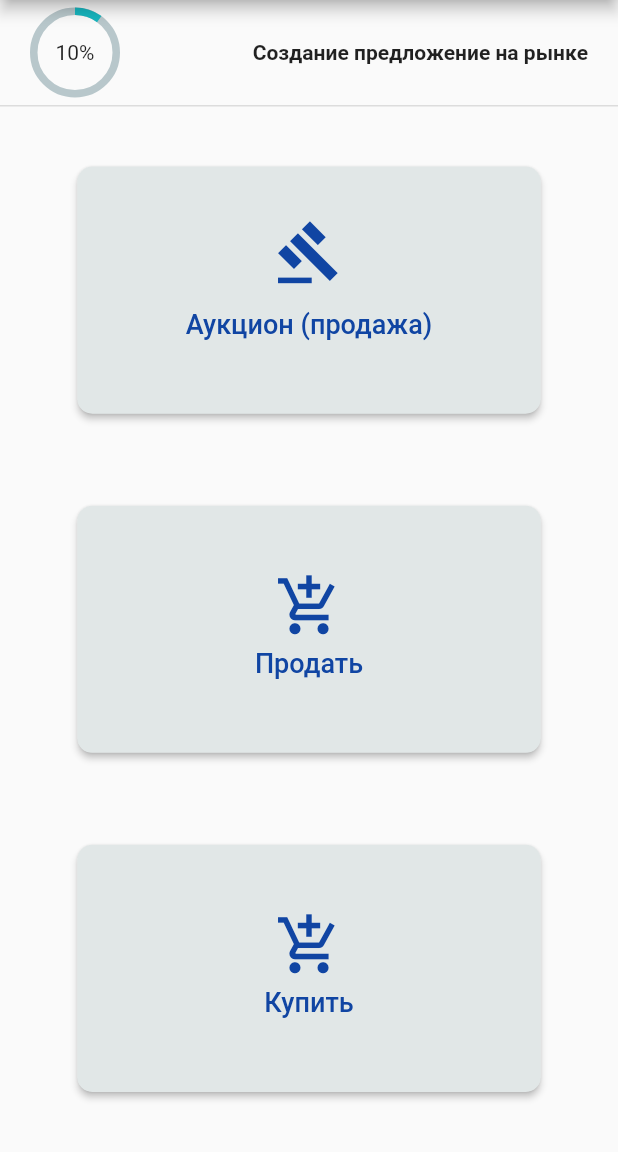
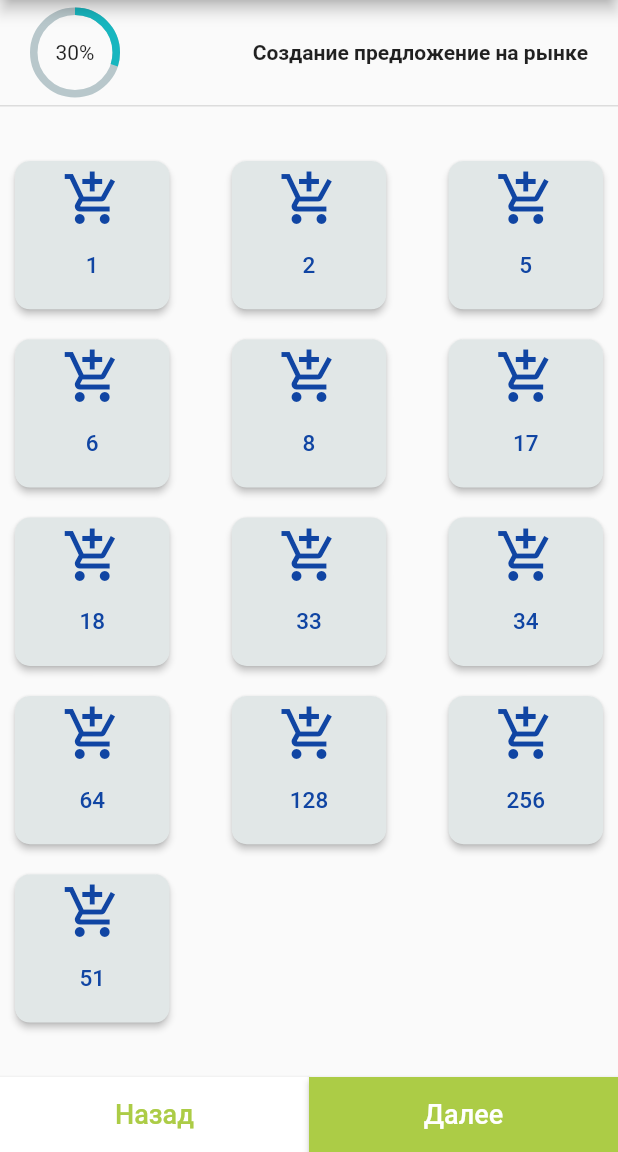
Before and after one commit to MrGretty/mobile, a Flutter app: the screen it shows after launch, on a phone screen of 412 x 824 dp, the part 84-1236 px from its top. Run offline on Flutter 3.47's test engine with Material 2 defaults, Android fonts, the phone set to English and light mode, and no system bars; drawn by our look-alikes of percent_indicator; our stand-ins replace bloc, equatable, flutter_bloc, flutter_svg; missing offline and left inert: flutter_statusbar_manager.

Commit message:
add commodity section

```diff
--- a/lib/components/common/SecondaryButton.dart
+++ b/lib/components/common/TmFlatButton.dart
@@ -1,13 +1,13 @@
 import 'package:flutter/material.dart';
 
-class SecondaryButton extends StatelessWidget {
+class TmFlatButton extends StatelessWidget {
   final double leftSideRadius, rightSideRadius;
   final bool isActive;
   final String text;
 
   final VoidCallback onButtonPressed;
 
-  SecondaryButton(
+  TmFlatButton(
       {this.leftSideRadius = 0,
       this.rightSideRadius = 0,
       this.isActive = false,
--- a/lib/components/createOffer/OfferFormActionView.dart
+++ b/lib/components/createOffer/OfferFormActionView.dart
@@ -3,29 +3,62 @@ import 'package:flutter/material.dart';
 import 'package:Tradomatic/components/createOffer/bloc/block.dart';
 import 'package:flutter_bloc/flutter_bloc.dart';
 
-enum Operations { auction, buy, sell }
+import 'package:Tradomatic/constants/constants.dart' as Constants;
 
-class OfferFormActionView extends StatelessWidget {
+class OfferFormActionViewButton extends StatelessWidget {
+  final int operation;
+
   final double mediaWidthFactor = 0.75;
   final double mediaHeightFactor = 0.2;
+
+  OfferFormActionViewButton({this.operation});
 
   final RoundedRectangleBorder shape = RoundedRectangleBorder(
     borderRadius: new BorderRadius.circular(10.0),
   );
 
-  mapEnumToConstants(option) {
-    switch (option) {
-      case Operations.auction:
-        return 3;
-      case Operations.buy:
-        return 2;
-      case Operations.sell:
-        return 1;
-      default:
-        return 0;
-    }
+  getOperationIcon(operation) {
+    if (operation == Constants.OfferOperation.AUCTION) return Icons.gavel;
+    if (operation == Constants.OfferOperation.BUYING)
+      return Icons.add_shopping_cart;
+    if (operation == Constants.OfferOperation.SELLING)
+      return Icons.add_shopping_cart;
   }
 
+  @override
+  Widget build(BuildContext context) {
+    return SizedBox(
+      height: MediaQuery.of(context).size.height * this.mediaHeightFactor,
+      width: MediaQuery.of(context).size.width * this.mediaWidthFactor,
+      child: RaisedButton(
+        child: Column(
+          mainAxisAlignment: MainAxisAlignment.center,
+          children: <Widget>[
+            Icon(
+              this.getOperationIcon(this.operation),
+              size: 45,
+            ),
+            Padding(
+              padding: const EdgeInsets.all(15.0),
+              child: Text(
+                this.operation.toString(),
+                style: TextStyle(fontSize: 18.0),
+              ),
+            ),
+          ],
+        ),
+        shape: this.shape,
+        onPressed: () => BlocProvider.of<OfferBloc>(context)
+            .add(OperationChanged(this.operation)),
+        textColor: Color.fromRGBO(16, 69, 163, 1),
+        color: Color.fromRGBO(225, 231, 231, 1),
+      ),
+    );
+  }
+}
+
+class OfferFormActionView extends StatelessWidget {
+  final List<int> operations = Constants.OfferOperation.toArray();
   @override
   Widget build(BuildContext context) {
     return Container(
@@ -34,98 +67,12 @@ class OfferFormActionView extends StatelessWidget {
           child: Padding(
             child: Column(
                 mainAxisAlignment: MainAxisAlignment.spaceBetween,
-                children: <Widget>[
-                  SizedBox(
-                    height: MediaQuery.of(context).size.height *
-                        this.mediaHeightFactor,
-                    width: MediaQuery.of(context).size.width *
-                        this.mediaWidthFactor,
-                    child: RaisedButton(
-                      child: Column(
-                        mainAxisAlignment: MainAxisAlignment.center,
-                        children: <Widget>[
-                          Icon(
-                            Icons.gavel,
-                            size: 45,
-                          ),
-                          Padding(
-                            padding: const EdgeInsets.all(15.0),
-                            child: Text(
-                              "Аукцион (продажа)",
-                              style: TextStyle(fontSize: 18.0),
-                            ),
-                          ),
-                        ],
-                      ),
-                      shape: this.shape,
-                      onPressed: () => BlocProvider.of<OfferBloc>(context).add(
-                          OperationChanged(
-                              this.mapEnumToConstants(Operations.auction))),
-                      textColor: Color.fromRGBO(16, 69, 163, 1),
-                      color: Color.fromRGBO(225, 231, 231, 1),
-                    ),
-                  ),
-                  SizedBox(
-                    height: MediaQuery.of(context).size.height *
-                        this.mediaHeightFactor,
-                    width: MediaQuery.of(context).size.width *
-                        this.mediaWidthFactor,
-                    child: RaisedButton(
-                      child: Column(
-                        mainAxisAlignment: MainAxisAlignment.center,
-                        children: <Widget>[
-                          Icon(
-                            Icons.add_shopping_cart,
-                            size: 45,
-                          ),
-                          Padding(
-                            padding: const EdgeInsets.all(5.0),
-                            child: Text(
-                              "Продать",
-                              style: TextStyle(fontSize: 18.0),
-                            ),
-                          ), // text
-                        ],
-                      ),
-                      shape: this.shape,
-                      onPressed: () => BlocProvider.of<OfferBloc>(context).add(
-                          OperationChanged(
-                              this.mapEnumToConstants(Operations.buy))),
-                      textColor: Color.fromRGBO(16, 69, 163, 1),
-                      color: Color.fromRGBO(225, 231, 231, 1),
-                    ),
-                  ),
-                  SizedBox(
-                    height: MediaQuery.of(context).size.height *
-                        this.mediaHeightFactor,
-                    width: MediaQuery.of(context).size.width *
-                        this.mediaWidthFactor,
-                    child: RaisedButton(
-                      child: Column(
-                        mainAxisAlignment: MainAxisAlignment.center,
-                        children: <Widget>[
-                          Icon(
-                            Icons.add_shopping_cart,
-                            size: 45,
-                          ),
-                          Padding(
-                            padding: const EdgeInsets.all(5.0),
-                            child: Text(
-                              "Купить",
-                              style: TextStyle(fontSize: 18.0),
-                            ),
-                          ),
-                        ],
-                      ),
-                      shape: this.shape,
-                      onPressed: () => BlocProvider.of<OfferBloc>(context).add(
-                          OperationChanged(
-                              this.mapEnumToConstants(Operations.sell))),
-                      textColor: Color.fromRGBO(16, 69, 163, 1),
-                      color: Color.fromRGBO(225, 231, 231, 1),
-                    ),
-                  ),
-                ]),
+                children: this
+                    .operations
+                    .map((operation) => OfferFormActionViewButton(
+                          operation: operation,
+                        ))
+                    .toList()),
             padding: EdgeInsets.all(40.0),
           ),
         ));
--- /dev/null
+++ b/lib/components/createOffer/OfferFormCommodityView.dart
@@ -0,0 +1,88 @@
+import 'package:flutter/material.dart';
+
+import 'package:Tradomatic/components/createOffer/bloc/block.dart';
+import 'package:flutter_bloc/flutter_bloc.dart';
+
+import 'package:Tradomatic/constants/constants.dart' as Constants;
+
+class OfferFormCommodityViewButton extends StatelessWidget {
+  final int commodity;
+
+  final double mediaWidthFactor = 0.25;
+  final double mediaHeightFactor = 0.12;
+
+  OfferFormCommodityViewButton({this.commodity});
+
+  final RoundedRectangleBorder shape = RoundedRectangleBorder(
+    borderRadius: new BorderRadius.circular(10.0),
+  );
+
+  @override
+  Widget build(BuildContext context) {
+    return SizedBox(
+      height: MediaQuery.of(context).size.height * this.mediaHeightFactor,
+      width: MediaQuery.of(context).size.width * this.mediaWidthFactor,
+      child: RaisedButton(
+        child: Column(
+          mainAxisAlignment: MainAxisAlignment.center,
+          children: <Widget>[
+            Icon(
+              Icons.add_shopping_cart,
+              size: 40,
+            ),
+            Padding(
+              padding: const EdgeInsets.all(15.0),
+              child: Text(
+                this.commodity.toString(),
+                style: TextStyle(fontSize: 15.0),
+              ),
+            ),
+          ],
+        ),
+        shape: this.shape,
+        onPressed: () => BlocProvider.of<OfferBloc>(context)
+            .add(OperationChanged(this.commodity)),
+        textColor: Color.fromRGBO(16, 69, 163, 1),
+        color: Color.fromRGBO(225, 231, 231, 1),
+      ),
+    );
+  }
+}
+
+class OfferFormCommodityView extends StatelessWidget {
+  final List<int> commodities = Constants.Commodities.toArray();
+  static const int ROW_SIZE = 3;
+
+  List chunk(List list, int chunkSize) {
+    List chunks = [];
+    int len = list.length;
+    for (int i = 0; i < len; i += chunkSize) {
+      int size = i + chunkSize;
+      chunks.add(list.sublist(i, size > len ? len : size));
+    }
+    return chunks;
+  }
+
+  @override
+  Widget build(BuildContext context) {
+    return Container(
+        alignment: Alignment.center,
+        child: Center(
+          child: ListView(
+              shrinkWrap: true,
+              children: chunk(commodities, ROW_SIZE).map((commoditiesRow) {
+                return Container(
+                    margin: new EdgeInsets.symmetric(
+                        vertical: 10.0, horizontal: 10.0),
+                    child: Row(
+                        mainAxisAlignment: MainAxisAlignment.spaceBetween,
+                        children: <Widget>[
+                          for (int commodity in commoditiesRow)
+                            OfferFormCommodityViewButton(
+                              commodity: commodity,
+                            )
+                        ]));
+              }).toList()),
+        ));
+  }
+}
--- a/lib/components/createOffer/OfferFormsView.dart
+++ b/lib/components/createOffer/OfferFormsView.dart
@@ -7,12 +7,16 @@ import 'package:Tradomatic/components/common/PercentIndicator.dart';
 
 import 'package:Tradomatic/components/createOffer/OfferFormActionView.dart';
 import 'package:Tradomatic/components/createOffer/OfferFormCurrencyBasisView.dart';
+import 'package:Tradomatic/components/createOffer/OfferFormCommodityView.dart';
+
 import 'package:Tradomatic/components/createOffer/bloc/block.dart';
 
 class OfferFormsView extends StatelessWidget {
   getPercentAccordingToState(state) {
     if (state is OfferStateAction) return .1;
     if (state is OfferStateCurrencyBasises) return .2;
+    if (state is OfferStateCommodity) return .3;
+
     return 1.0;
   }
 
@@ -20,10 +24,13 @@ class OfferFormsView extends StatelessWidget {
     if (state is OfferStateAction) return OfferFormActionView();
     if (state is OfferStateCurrencyBasises) {
       return OfferFormCurrencyBasisView(
-        operation: state.operation,
-        listBasises: state.getBasisesAccordingToOperation(),
-        listCurrencies: state.getCurrencies()
-      );
+          operation: state.operation,
+          listBasises: state.getBasisesAccordingToOperation(),
+          listCurrencies: state.getCurrencies());
+    }
+
+    if (state is OfferStateCommodity) {
+      return OfferFormCommodityView();
     }
 
     return Text('s');
@@ -32,6 +39,7 @@ class OfferFormsView extends StatelessWidget {
   getCircleTextAccordingToState(state) {
     if (state is OfferStateAction) return '10%';
     if (state is OfferStateCurrencyBasises) return '20%';
+    if (state is OfferStateCommodity) return '30%';
 
     return '0%';
   }
@@ -65,8 +73,8 @@ class OfferFormsView extends StatelessWidget {
               height: 0,
             );
           return NavigationButtons(
-            onButtonBackPressed: () => null,
-            onButtonMovePressed: () => null,
+            onButtonBackPressed: () => {},
+            onButtonMovePressed: () => {},
           );
         }));
   }
--- a/lib/components/createOffer/bloc/OfferModel.dart
+++ b/lib/components/createOffer/bloc/OfferModel.dart
@@ -1,20 +1,21 @@
 class OfferModel {
-  int operation, basis;
+  int operation, basis, commodity;
   String currency;
 
-  OfferModel({this.operation, this.currency, this.basis});
+  OfferModel({this.operation, this.currency, this.basis, this.commodity});
 
-  List<Object> get props => [operation, currency, basis];
+  List<Object> get props => [operation, currency, basis, commodity];
 
   factory OfferModel.initial() {
-    return OfferModel(operation: null, currency: '', basis: null);
+    return OfferModel(
+        operation: null, currency: '', basis: null, commodity: null);
   }
 
-
-  void setFields({int operation, String currency, int basis}) {
+  void setFields({int operation, String currency, int basis, int commodity}) {
     this
       ..operation = operation ?? this.operation
       ..currency = currency ?? this.currency
+      ..commodity = commodity ?? this.commodity
       ..basis = basis ?? this.basis;
   }
 
--- a/lib/components/createOffer/bloc/OfferState.dart
+++ b/lib/components/createOffer/bloc/OfferState.dart
@@ -47,6 +47,11 @@ class OfferStateCurrencyBasises extends OfferState {
 }
 
 class OfferStateCommodity extends OfferState {
+  final int operation, basis;
+  final String currency;
+
+  OfferStateCommodity({this.operation, this.basis, this.currency});
+
   @override
   List<Object> get props => [];
 }
--- a/lib/constants/constants.dart
+++ b/lib/constants/constants.dart
@@ -13,6 +13,44 @@ class OfferOperation {
   static const int SELLING = 1;
   static const int BUYING = 2;
   static const int AUCTION = 3;
+
+  static toArray() {
+    return [AUCTION, SELLING, BUYING];
+  }
+}
+
+class Commodities {
+  static const int CRUDE_SUNFLOWER_OIL = 1;
+  static const int FEED_WHEAT = 2;
+  static const int MILLED_WHEAT_2CLASS = 5;
+  static const int MILLED_WHEAT_3CLASS = 6;
+  static const int CORN = 8;
+  static const int RAPESEED_GMO = 17;
+  static const int RAPESEED_NO_GMO = 18;
+  static const int SOYBEANS_GMO = 33;
+  static const int SOYBEANS_NO_GMO = 34;
+  static const int BARLEY = 64;
+  static const int SUNFLOWER_SEED = 128;
+  static const int HUSK = 256;
+  static const int SUNFLOWER_MEAL = 51;
+
+  static toArray() {
+    return [
+      CRUDE_SUNFLOWER_OIL,
+      FEED_WHEAT,
+      MILLED_WHEAT_2CLASS,
+      MILLED_WHEAT_3CLASS,
+      CORN,
+      RAPESEED_GMO,
+      RAPESEED_NO_GMO,
+      SOYBEANS_GMO,
+      SOYBEANS_NO_GMO,
+      BARLEY,
+      SUNFLOWER_SEED,
+      HUSK,
+      SUNFLOWER_MEAL,
+    ];
+  }
 }
 
 class Currencies {
```
Also changed, not shown: lib/components/createOffer/OfferFormCurrencyBasisView.dart (+11 -12 lines), lib/components/createOffer/bloc/OfferBloc.dart (+7 -3 lines), lib/components/createOffer/bloc/OfferEvents.dart (+12 -0 lines).
